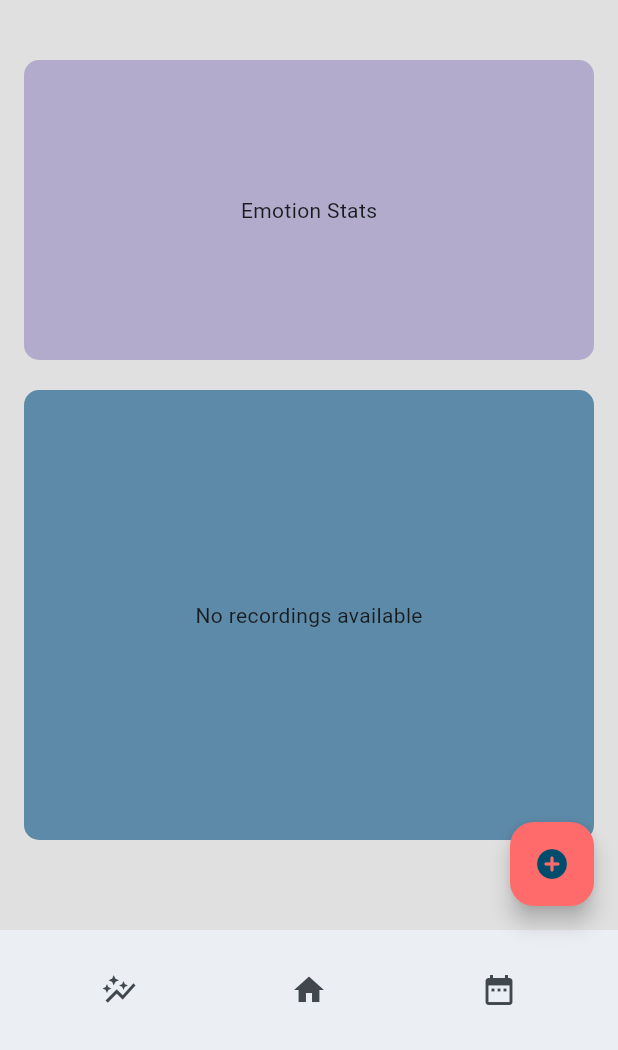
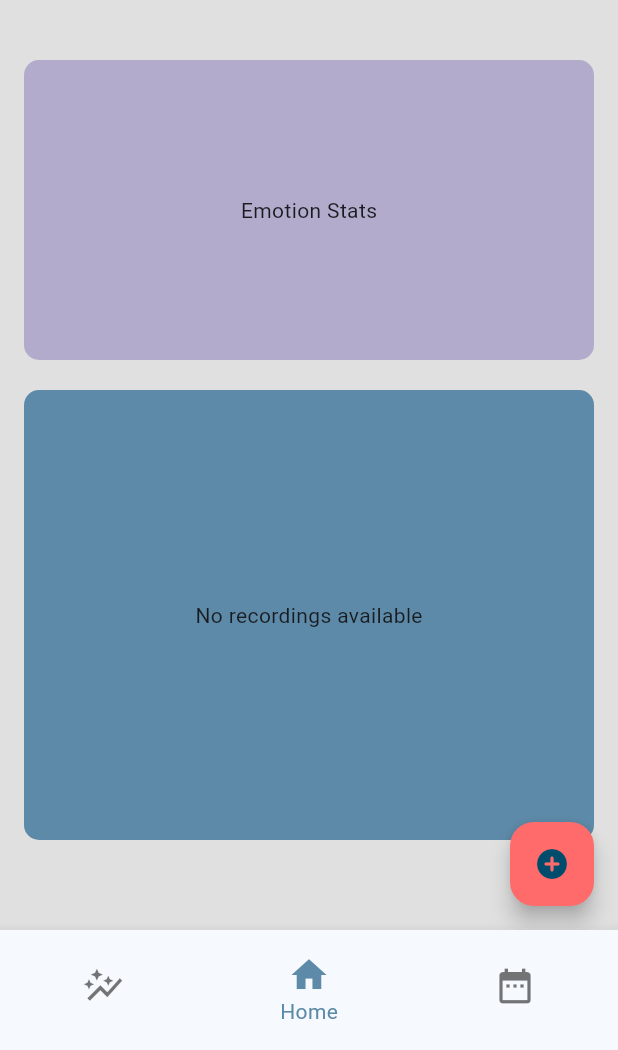
Before and after one commit to LaurierCS/POD1, a Flutter app: the screen it shows after launch, on a phone screen of 412 x 824 dp, the part 186-1236 px from its top. Run offline on Flutter 3.47's test engine with Material 3 defaults, Android fonts, the phone set to English and light mode, and no system bars; our stand-ins replace fl_chart, fluttertoast, hive, hive_flutter; missing offline and left inert: audio_waveforms; accounts and stored records are empty.

Commit message:
Updated bottom nav

```diff
--- a/mobile/voice_journal_app/lib/Playback.dart
+++ b/mobile/voice_journal_app/lib/Playback.dart
@@ -1,5 +1,4 @@
 import 'package:audio_waveforms/audio_waveforms.dart'; //for recording and waveforms
-import 'package:hive/hive.dart';
 import 'theme.dart';
 import 'package:flutter/material.dart';
 import 'schema.dart';
--- a/mobile/voice_journal_app/lib/home.dart
+++ b/mobile/voice_journal_app/lib/home.dart
@@ -5,7 +5,6 @@ import 'RecordingPage.dart';
 import 'package:hive/hive.dart'; //Importing the local database
 import 'package:hive_flutter/hive_flutter.dart';
 import 'schema.dart';
-import 'stats.dart';
 
 //init variables
 //end of variables
@@ -15,6 +14,8 @@ class HomePage extends StatefulWidget {
   State<HomePage> createState() => HomePageState();
 }
 class RecordingList extends StatelessWidget {
+  const RecordingList({super.key});
+
   Future<List<Recording>> _fetchRecordings() async {
     final box = await Hive.openBox<Recording>('recordings');
     return box.values.toList();
@@ -118,16 +119,6 @@ class HomePageState extends State<HomePage>{
             ),
           ),
         ),
-        bottomNavigationBar: BottomAppBar(
-          child: Row(
-            mainAxisAlignment: MainAxisAlignment.spaceAround, // Spaces icons evenly
-            children: <Widget>[
-              IconButton(icon: const Icon(Icons.auto_graph), onPressed: () {}),
-              IconButton(icon: const Icon(Icons.home), onPressed: () {}),
-              IconButton(icon: const Icon(Icons.date_range), onPressed: () {}),
-            ],
-          ),
-        ),
         floatingActionButton: FloatingActionButton(
           onPressed: () {
               Navigator.push(
--- a/mobile/voice_journal_app/lib/main.dart
+++ b/mobile/voice_journal_app/lib/main.dart
@@ -1,9 +1,9 @@
 import 'package:flutter/material.dart';
+import 'package:voice_journal_app/stats.dart';
 import 'package:voice_journal_app/theme.dart';
 import 'home.dart';
 import 'package:hive_flutter/hive_flutter.dart';
 import 'schema.dart';
-import 'theme.dart';
 
 void main()async {
   await Hive.initFlutter(); //Initialize hive for flutter crucial step
@@ -11,6 +11,7 @@ void main()async {
   //await Hive.openBox<Recording>('recordings');
   runApp(const MyApp());
 }
+
 class MyApp extends StatelessWidget {
   const MyApp({super.key});
 
@@ -33,7 +34,58 @@ class MyApp extends StatelessWidget {
         // Add more theme customization as needed
         useMaterial3: true, // Opt-in to use Material 3 features
       ),
-      home: const HomePage(),
+      home: const MainPage(),
     );
   }
 }
+
+class MainPage extends StatefulWidget {
+  const MainPage({super.key});
+
+  @override
+  State<MainPage> createState() => _MainPageState();
+}
+
+enum Page { stats, home, calendar }
+
+class _MainPageState extends State<MainPage> {
+  Page _currPage = Page.home;
+
+  @override
+  Widget build(BuildContext context) {
+    return Scaffold(
+      body: IndexedStack(
+        index: _currPage.index,
+        children: const <Widget>[
+          StatsPage(),
+          HomePage(),
+          Text("Calendar Page"),
+        ],
+      ),
+      bottomNavigationBar: SizedBox(
+        height: 80,
+        child: BottomNavigationBar(
+          currentIndex: _currPage.index,
+          onTap: (value) => setState(() => _currPage = Page.values[value]),
+          showSelectedLabels: true,
+          showUnselectedLabels: false,
+          iconSize: 28,
+          items: const <BottomNavigationBarItem>[
+            BottomNavigationBarItem(
+              icon: Icon(Icons.auto_graph),
+              label: 'Stats',
+            ),
+            BottomNavigationBarItem(
+              icon: Icon(Icons.home),
+              label: 'Home',
+            ),
+            BottomNavigationBarItem(
+              icon: Icon(Icons.date_range),
+              label: 'Calendar',
+            ),
+          ],
+        ),
+      ),
+    );
+  }
+}
--- a/mobile/voice_journal_app/lib/stats.dart
+++ b/mobile/voice_journal_app/lib/stats.dart
@@ -13,12 +13,12 @@ class EmotionCount {
 }
 
 class StatsPage extends StatefulWidget {
-  StatsPage({Key? key}) : super(key: key);
+  const StatsPage({super.key});
   @override
-  _StatsPageState createState() => _StatsPageState();
+  StatsPageState createState() => StatsPageState();
 }
 
-class _StatsPageState extends State<StatsPage> {
+class StatsPageState extends State<StatsPage> {
   TimeFrame _selectedTimeFrame = TimeFrame.all; // Default to 'all'
 
   // Mapping emotions to emojis for display under bars and on pie chart sections
```
